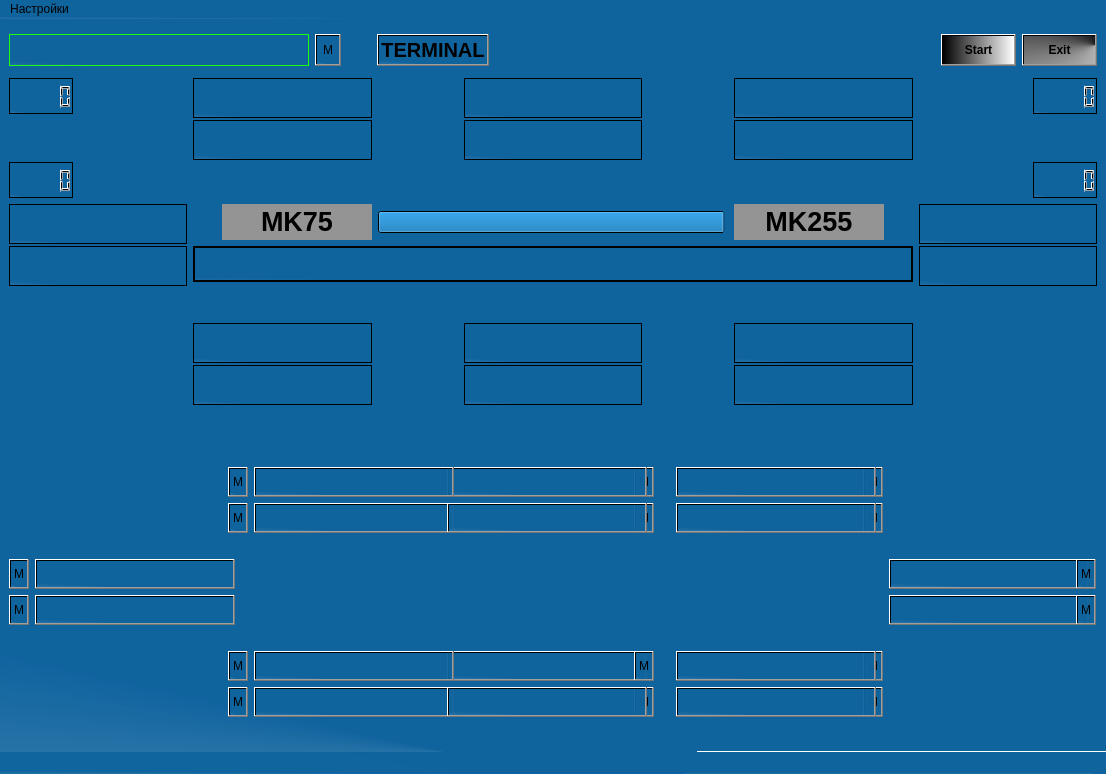
Old version of the form Maintenance_design.ui in the repository meteoaza/maint.
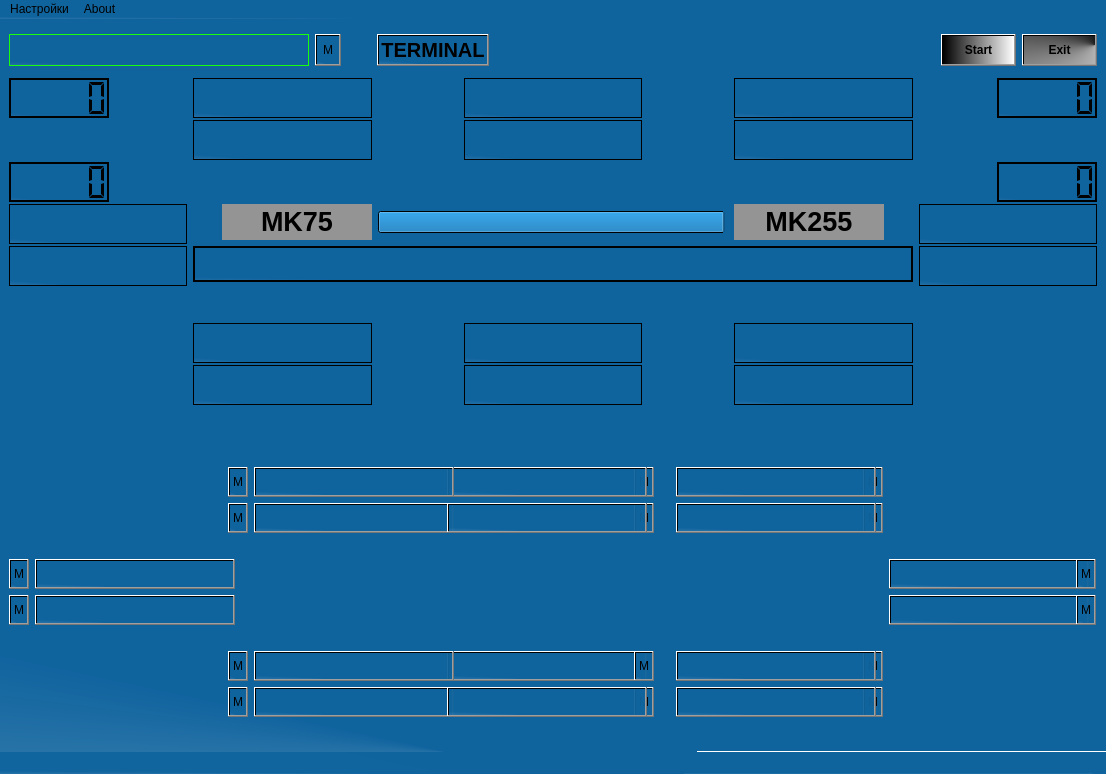
New version of the form. Icons and pictures are not drawn.

The edit to the form file:
```diff
--- a/Maintenance_design.ui
+++ b/Maintenance_design.ui
@@ -1160,17 +1160,25 @@
         </property>
         <property name="minimumSize">
          <size>
-          <width>50</width>
-          <height>30</height>
+          <width>100</width>
+          <height>40</height>
          </size>
         </property>
         <property name="font">
          <font>
           <pointsize>10</pointsize>
+          <weight>75</weight>
+          <bold>true</bold>
          </font>
         </property>
         <property name="frameShape">
-         <enum>QFrame::StyledPanel</enum>
+         <enum>QFrame::WinPanel</enum>
+        </property>
+        <property name="frameShadow">
+         <enum>QFrame::Plain</enum>
+        </property>
+        <property name="segmentStyle">
+         <enum>QLCDNumber::Flat</enum>
         </property>
        </widget>
       </item>
@@ -1184,17 +1192,25 @@
         </property>
         <property name="minimumSize">
          <size>
-          <width>50</width>
-          <height>30</height>
+          <width>100</width>
+          <height>40</height>
          </size>
         </property>
         <property name="font">
          <font>
           <pointsize>10</pointsize>
+          <weight>75</weight>
+          <bold>true</bold>
          </font>
         </property>
         <property name="frameShape">
-         <enum>QFrame::StyledPanel</enum>
+         <enum>QFrame::WinPanel</enum>
+        </property>
+        <property name="frameShadow">
+         <enum>QFrame::Plain</enum>
+        </property>
+        <property name="segmentStyle">
+         <enum>QLCDNumber::Flat</enum>
         </property>
        </widget>
       </item>
@@ -1208,17 +1224,28 @@
         </property>
         <property name="minimumSize">
          <size>
-          <width>50</width>
-          <height>30</height>
+          <width>100</width>
+          <height>40</height>
          </size>
         </property>
         <property name="font">
          <font>
           <pointsize>10</pointsize>
+          <weight>75</weight>
+          <bold>true</bold>
          </font>
         </property>
         <property name="frameShape">
-         <enum>QFrame::StyledPanel</enum>
+         <enum>QFrame::WinPanel</enum>
+        </property>
+        <property name="frameShadow">
+         <enum>QFrame::Plain</enum>
+        </property>
+        <property name="mode">
+         <enum>QLCDNumber::Dec</enum>
+        </property>
+        <property name="segmentStyle">
+         <enum>QLCDNumber::Flat</enum>
         </property>
        </widget>
       </item>
@@ -1232,17 +1259,25 @@
         </property>
         <property name="minimumSize">
          <size>
-          <width>50</width>
-          <height>30</height>
+          <width>100</width>
+          <height>40</height>
          </size>
         </property>
         <property name="font">
          <font>
           <pointsize>10</pointsize>
+          <weight>75</weight>
+          <bold>true</bold>
          </font>
         </property>
         <property name="frameShape">
-         <enum>QFrame::StyledPanel</enum>
+         <enum>QFrame::WinPanel</enum>
+        </property>
+        <property name="frameShadow">
+         <enum>QFrame::Plain</enum>
+        </property>
+        <property name="segmentStyle">
+         <enum>QLCDNumber::Flat</enum>
         </property>
        </widget>
       </item>
@@ -2189,7 +2224,13 @@
     </property>
     <addaction name="iram"/>
    </widget>
+   <widget class="QMenu" name="About">
+    <property name="title">
+     <string>About</string>
+    </property>
+   </widget>
    <addaction name="menu"/>
+   <addaction name="About"/>
   </widget>
   <action name="iram">
    <property name="icon">
```
